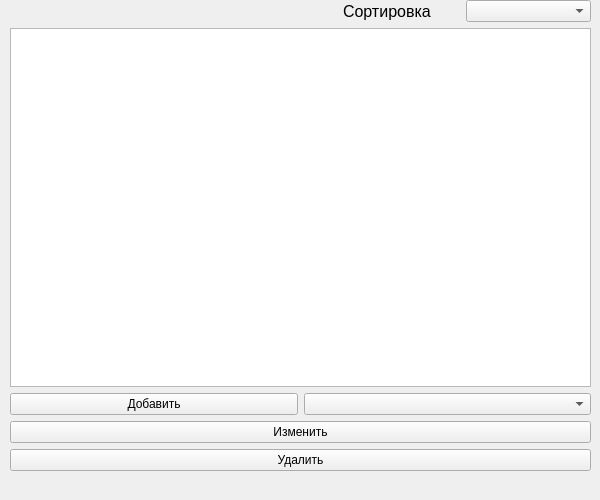
Old version of the form mainwindow.ui in the repository Carpediem0000/HM31.
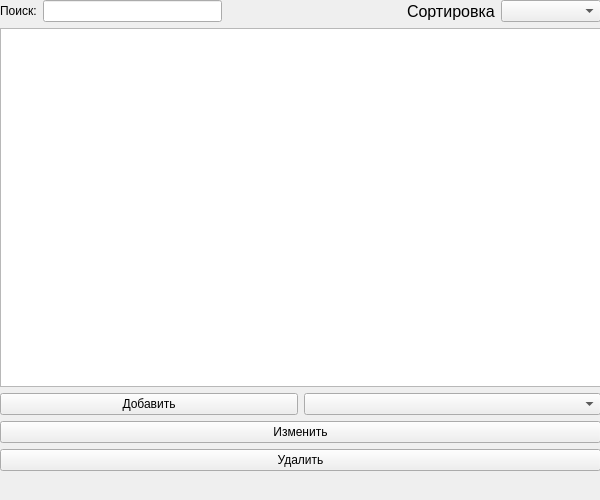
New version of the form.

Diff of the .ui file:
```diff
--- a/mainwindow.ui
+++ b/mainwindow.ui
@@ -26,40 +26,68 @@
    <string>MainWindow</string>
   </property>
   <widget class="QWidget" name="centralwidget">
+   <property name="minimumSize">
+    <size>
+     <width>600</width>
+     <height>479</height>
+    </size>
+   </property>
    <widget class="QWidget" name="">
     <property name="geometry">
      <rect>
-      <x>10</x>
+      <x>0</x>
       <y>0</y>
-      <width>581</width>
+      <width>601</width>
       <height>471</height>
      </rect>
     </property>
     <layout class="QGridLayout" name="gridLayout">
      <item row="0" column="0">
-      <layout class="QHBoxLayout" name="horizontalLayout_3">
+      <layout class="QHBoxLayout" name="horizontalLayout_2">
+       <item>
+        <widget class="QLabel" name="label_2">
+         <property name="maximumSize">
+          <size>
+           <width>50</width>
+           <height>16777215</height>
+          </size>
+         </property>
+         <property name="text">
+          <string>Поиск:</string>
+         </property>
+        </widget>
+       </item>
+       <item>
+        <widget class="QLineEdit" name="lineEdit">
+         <property name="maximumSize">
+          <size>
+           <width>200</width>
+           <height>16777215</height>
+          </size>
+         </property>
+        </widget>
+       </item>
        <item>
         <spacer name="horizontalSpacer">
          <property name="orientation">
           <enum>Qt::Horizontal</enum>
          </property>
-         <property name="sizeType">
-          <enum>QSizePolicy::Fixed</enum>
-         </property>
          <property name="sizeHint" stdset="0">
           <size>
-           <width>333</width>
+           <width>40</width>
            <height>20</height>
           </size>
          </property>
         </spacer>
        </item>
        <item>
-        <layout class="QHBoxLayout" name="horizontalLayout_2">
-         <item>
-          <layout class="QHBoxLayout" name="horizontalLayout">
-           <item>
             <widget class="QLabel" name="label">
+         <property name="maximumSize">
+          <size>
+           <width>100</width>
+           <height>16777215</height>
+          </size>
+         </property>
              <property name="font">
               <font>
                <pointsize>12</pointsize>
@@ -81,6 +109,12 @@
                <verstretch>0</verstretch>
               </sizepolicy>
              </property>
+         <property name="maximumSize">
+          <size>
+           <width>100</width>
+           <height>16777215</height>
+          </size>
+         </property>
              <item>
               <property name="text">
                <string/>
@@ -110,14 +144,17 @@
            </item>
           </layout>
          </item>
-        </layout>
-       </item>
-      </layout>
+     <item row="1" column="0">
+      <widget class="QListWidget" name="listWidget">
+       <property name="font">
+        <font>
+         <pointsize>15</pointsize>
+        </font>
+       </property>
+      </widget>
      </item>
      <item row="2" column="0">
-      <layout class="QVBoxLayout" name="verticalLayout">
-       <item>
-        <layout class="QHBoxLayout" name="horizontalLayout_4">
+      <layout class="QHBoxLayout" name="horizontalLayout">
          <item>
           <widget class="QPushButton" name="addVehicleBtn">
            <property name="text">
@@ -151,28 +188,17 @@
          </item>
         </layout>
        </item>
-       <item>
+     <item row="3" column="0">
         <widget class="QPushButton" name="editVehicleBtn">
          <property name="text">
           <string>Изменить</string>
          </property>
         </widget>
        </item>
-       <item>
+     <item row="4" column="0">
         <widget class="QPushButton" name="removeVehicleBtn">
          <property name="text">
           <string>Удалить</string>
-         </property>
-        </widget>
-       </item>
-      </layout>
-     </item>
-     <item row="1" column="0">
-      <widget class="QListWidget" name="listWidget">
-       <property name="font">
-        <font>
-         <pointsize>15</pointsize>
-        </font>
        </property>
       </widget>
      </item>
```
Lines whose indentation alone changed are shown as unchanged.
